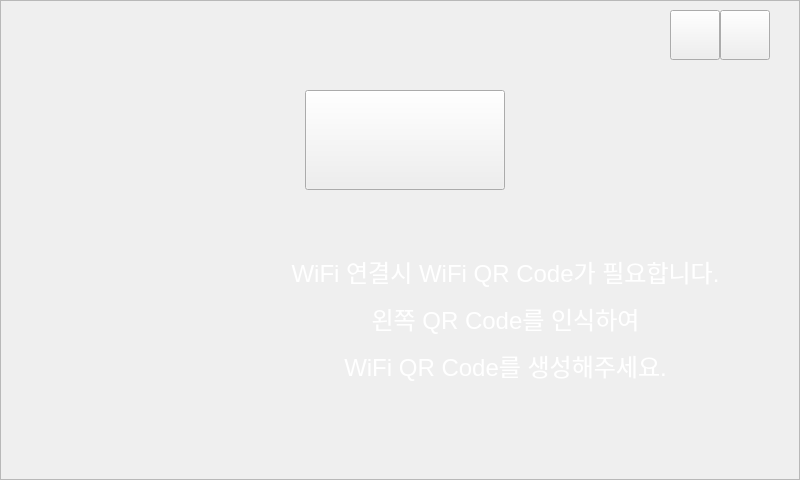
kangsy0058/NFC_2021_Kiosk, file set.ui: the form before one commit.
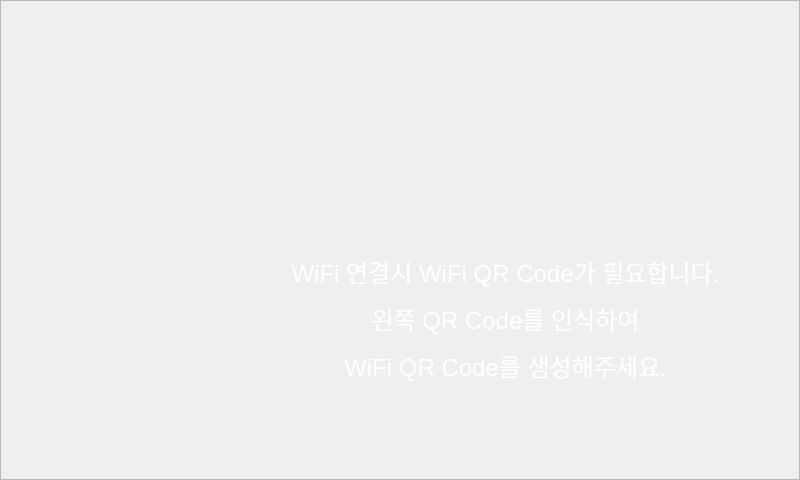
The form after the commit. Icons and pictures are not drawn.

```diff
--- a/set.ui
+++ b/set.ui
@@ -70,7 +70,9 @@
           </font>
          </property>
          <property name="styleSheet">
-          <string notr="true">background-image: url(:/back/img/WiFi_Btn.png);</string>
+          <string notr="true">background-image: url(:/back/img/WiFi_Btn.png);
+border-radius:20px;
+</string>
          </property>
          <property name="text">
           <string/>
@@ -187,7 +189,8 @@
       <enum>Qt::LeftToRight</enum>
      </property>
      <property name="styleSheet">
-      <string notr="true">background-image: url(:/back/img/[IR]NFC_KIOSK_Power_Btn.png);</string>
+      <string notr="true">border-image: url(:/back/img/[IR]NFC_KIOSK_Power_Btn.png);
+border-radius:15px;</string>
      </property>
      <property name="text">
       <string/>
@@ -196,14 +199,16 @@
     <widget class="QPushButton" name="reboot_btn">
      <property name="geometry">
       <rect>
-       <x>670</x>
+       <x>660</x>
        <y>10</y>
        <width>50</width>
        <height>50</height>
       </rect>
      </property>
      <property name="styleSheet">
-      <string notr="true">background-image: url(:/back/img/[IR]NFC_KIOSK_Reboot_Btn.png);</string>
+      <string notr="true">border-image: url(:/back/img/[IR]NFC_KIOSK_Reboot_Btn.png);
+border-radius:5px;
+</string>
      </property>
      <property name="text">
       <string/>
```
